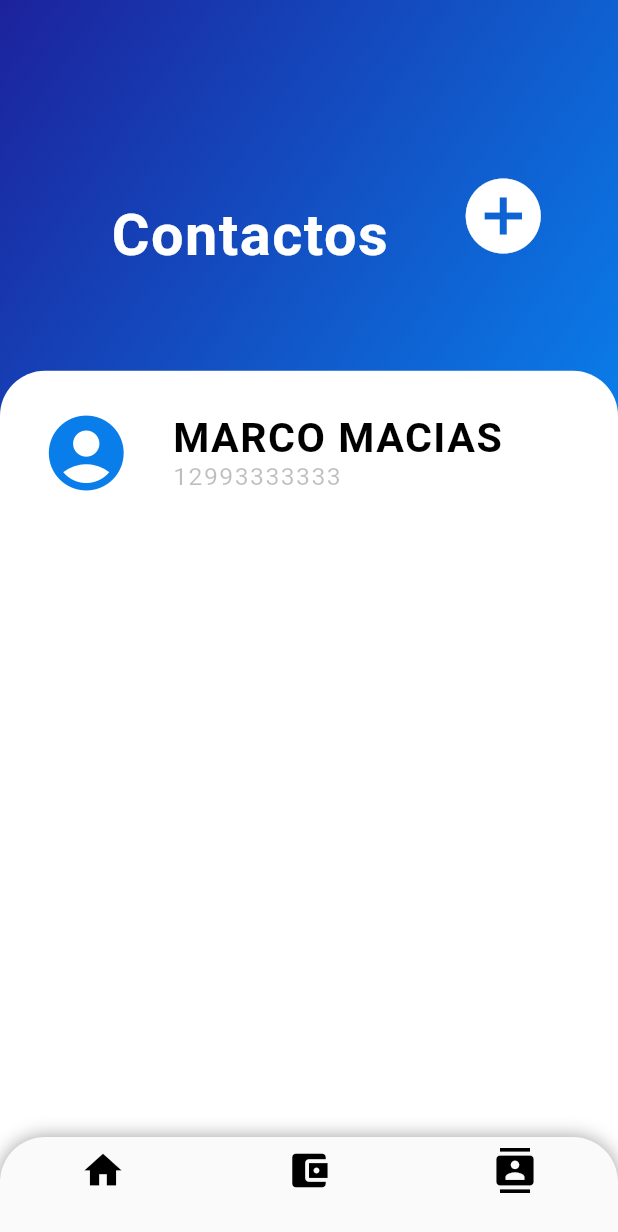
After one commit to marcmacias96/crypto-wallet, a Flutter app: the ContactListPage screen opened by its route, on a phone screen of 412 x 824 dp. The commit adds this screen. Shown: the top 1232 px of the screen. Run offline on Flutter 3.47's test engine with Material 2 defaults, Android fonts, the phone set to English and light mode, and no system bars; our stand-ins replace animated_splash_screen, auto_route, bloc, cloud_firestore, dartz, firebase_auth and 9 more; missing offline and left inert: encrypt, flutter_facebook_auth; accounts and stored records are empty.

Commit message:
Feature contacts ui

```diff
--- /dev/null
+++ b/lib/presentation/pages/contacts/contact_list/contact_list_page.dart
@@ -0,0 +1,30 @@
+import 'package:crypto_wallet/presentation/pages/contacts/contact_list/widgets/add_contacts.dart';
+import 'package:crypto_wallet/presentation/pages/contacts/contact_list/widgets/list_contacts.dart';
+import 'package:crypto_wallet/presentation/pages/contacts/contact_list/widgets/title_contact.dart';
+import 'package:flutter/material.dart';
+import 'package:flutter_screenutil/flutter_screenutil.dart';
+
+import '../../home/widgets/bottom_navigation_bar.dart';
+
+class ContactListPage extends StatelessWidget {
+  const ContactListPage({Key? key}) : super(key: key);
+
+  @override
+  Widget build(BuildContext context) {
+    return Scaffold(
+
+      body: SingleChildScrollView(
+        child: Stack(
+          alignment: Alignment.topLeft,
+          children: [
+            AddContacts(),
+            ListContacts()
+          ],
+        ),
+
+      ),
+      bottomNavigationBar:BottonNavigationBar() ,
+
+    );
+  }
+}
--- /dev/null
+++ b/lib/presentation/pages/contacts/contact_list/widgets/add_contacts.dart
@@ -0,0 +1,31 @@
+import 'package:crypto_wallet/presentation/pages/contacts/contact_list/widgets/title_contact.dart';
+import 'package:flutter/material.dart';
+import 'package:flutter_screenutil/flutter_screenutil.dart';
+
+class AddContacts extends StatelessWidget {
+  const AddContacts({Key? key}) : super(key: key);
+
+  @override
+  Widget build(BuildContext context) {
+    return Container(
+      height: 0.35.sh,
+      width: 3.sw,
+      decoration: BoxDecoration(
+        gradient: LinearGradient(
+            begin: Alignment.topLeft,
+            end: Alignment.bottomRight,
+            colors: [
+              Theme.of(context).primaryColor,
+              Color.fromRGBO(9, 126, 234, 100)]),
+      ),
+      child: Row(
+        mainAxisAlignment: MainAxisAlignment.spaceEvenly,
+        children: [
+          TitleContact(title: 'Contactos'),
+          Icon(Icons.add_circle,color: Colors.white,size: 60)
+        ],
+
+      ),
+    );
+  }
+}
--- /dev/null
+++ b/lib/presentation/pages/contacts/contact_list/widgets/description_contact.dart
@@ -0,0 +1,43 @@
+import 'package:flutter/material.dart';
+import 'package:flutter_screenutil/flutter_screenutil.dart';
+
+class DescriptionContact extends StatelessWidget {
+  final String name;
+  final String address;
+  const DescriptionContact({
+    Key? key,
+    required this.name,
+    required this.address
+
+  }) : super(key: key);
+
+  @override
+  Widget build(BuildContext context) {
+    return Container(
+      alignment: Alignment.center,
+      child: Column(
+        crossAxisAlignment: CrossAxisAlignment.start,
+        children: [
+          Text(
+            name,
+            textAlign: TextAlign.left,
+            style: Theme.of(context).textTheme.headline4!.copyWith(
+                color: Colors.black,
+                fontWeight: FontWeight.bold,
+                fontSize: 50.sp
+            ),
+          ),
+          Text(
+            address,
+            textAlign: TextAlign.left,
+            style: Theme.of(context).textTheme.headline4!.copyWith(
+                color: Colors.black26,
+                fontWeight: FontWeight.normal,
+                fontSize: 30.sp
+            ),
+          ),
+        ],
+      ),
+    );
+  }
+}
--- /dev/null
+++ b/lib/presentation/pages/contacts/contact_list/widgets/list_contacts.dart
@@ -0,0 +1,41 @@
+import 'package:crypto_wallet/presentation/pages/contacts/contact_list/widgets/description_contact.dart';
+import 'package:flutter/material.dart';
+import 'package:flutter_screenutil/flutter_screenutil.dart';
+
+class ListContacts extends StatelessWidget {
+  const ListContacts({Key? key}) : super(key: key);
+
+  @override
+  Widget build(BuildContext context) {
+    return Container(
+      decoration: BoxDecoration(
+        color: Colors.white,
+        borderRadius: BorderRadius.only(
+            topLeft: Radius.circular(30), topRight: Radius.circular(30)),
+      ),
+      margin: EdgeInsets.only(
+        top: 0.30.sh,
+      ),
+      child: Container(
+        margin:EdgeInsets.only(
+        top: 0.03.sh,
+        left: 50.w,
+        ),
+        child: Column(
+
+            crossAxisAlignment: CrossAxisAlignment.start,
+            children: [
+              Row(
+                children: [
+                  Icon(Icons.account_circle,color:Color.fromRGBO(9, 126, 234, 100),size: 60,),
+                  SizedBox(width: 50.w),
+                  DescriptionContact(address: '12993333333', name: 'MARCO MACIAS',),
+                ],
+              ),
+
+            ]
+        ),
+      ),
+    );
+  }
+}
--- /dev/null
+++ b/lib/presentation/pages/contacts/contact_list/widgets/title_contact.dart
@@ -0,0 +1,26 @@
+import 'package:flutter/material.dart';
+import 'package:flutter_screenutil/flutter_screenutil.dart';
+
+class TitleContact extends StatelessWidget {
+  final String title;
+  const TitleContact({Key? key,required this.title}) : super(key: key);
+
+  @override
+  Widget build(BuildContext context) {
+    return Container(
+      margin: EdgeInsets.only(
+        top: 40.h,
+        left:50.w,
+      ),
+      child: Text(
+        title,
+        textAlign:  TextAlign.center,
+        style: Theme.of(context).textTheme.headline4!.copyWith(
+            color: Colors.white,
+            fontWeight: FontWeight.bold,
+            fontSize: 70.sp
+        ),
+      ),
+    );
+  }
+}
--- /dev/null
+++ b/lib/presentation/pages/home/widgets/bottom_navigation_bar.dart
@@ -0,0 +1,53 @@
+import 'package:flutter/material.dart';
+
+class BottonNavigationBar extends StatelessWidget {
+  const BottonNavigationBar({Key? key}) : super(key: key);
+
+  @override
+  Widget build(BuildContext context) {
+    return Container(
+      decoration: BoxDecoration(
+        borderRadius: BorderRadius.only(
+            topRight: Radius.circular(30), topLeft: Radius.circular(30)),
+        boxShadow: [
+          BoxShadow(color: Colors.black38, spreadRadius: 0, blurRadius: 10),
+        ],
+      ),
+      child: ClipRRect(
+          borderRadius: BorderRadius.only(
+            topLeft: Radius.circular(30.0),
+            topRight: Radius.circular(30.0),
+          ),
+          child: BottomNavigationBar(
+            items: [
+              BottomNavigationBarItem(
+                  icon: Icon(Icons.home),
+                  title: Text(
+                    "",
+                    style: TextStyle(fontSize: 0),
+                  )
+              ),
+              BottomNavigationBarItem(
+                  icon: Icon(Icons.account_balance_wallet),
+                  title: Text(
+                    "",
+                    style: TextStyle(fontSize: 0),
+                  )
+              ),
+              BottomNavigationBarItem(
+                  icon: Icon(Icons.contacts),
+                  title: Text(
+                    "",
+                    style: TextStyle(fontSize: 0),
+                  )
+              ),
+            ],
+            selectedItemColor: Colors.black,
+            unselectedItemColor: Colors.black,
+            iconSize: 30,
+
+          )
+      ),
+    );
+  }
+}
--- a/lib/presentation/pages/splash/splash.dart
+++ b/lib/presentation/pages/splash/splash.dart
@@ -1,4 +1,5 @@
 import 'package:auto_route/auto_route.dart';
+import 'package:crypto_wallet/presentation/pages/welcome/welcome1_page.dart';
 import 'package:flutter/material.dart';
 import 'package:flutter_bloc/flutter_bloc.dart';
 import 'package:flutter_screenutil/flutter_screenutil.dart';
@@ -22,7 +23,7 @@ class SplashPage extends StatelessWidget {
               HomeRoute(), predicate: (e) => true,
             ),
             withOutWallet: (_) => context.router.pushAndPopUntil(
-              WalletFormRoute(), predicate: (e) => true,
+              ContactListRoute(), predicate: (e) => true,
             ),
             modeFailure: (_) {  },
 
--- a/lib/presentation/routes/router.dart
+++ b/lib/presentation/routes/router.dart
@@ -2,6 +2,8 @@ import 'package:auto_route/annotations.dart';
 
 import '../pages/auth/sign_in/sign_in_page.dart';
 import '../pages/auth/sign_up/sign_up_page.dart';
+import '../pages/contacts/contact_create/contact_create_page.dart';
+import '../pages/contacts/contact_list/contact_list_page.dart';
 import '../pages/home/home_page.dart';
 import '../pages/splash/splash.dart';
 import '../pages/wallet/wallet_form/wallet_form_page.dart';
@@ -17,6 +19,8 @@ import '../pages/welcome/welcome2_page.dart';
   MaterialRoute(page: Welcome1Page,fullscreenDialog: true),
   MaterialRoute(page: Welcome2Page,fullscreenDialog: true),
   MaterialRoute(page: WalletFormPage,fullscreenDialog: true),
+  MaterialRoute(page: ContactCreatePage,fullscreenDialog: true),
+  MaterialRoute(page: ContactListPage,fullscreenDialog: true),
 ])
 
 class $AppRouter {}
```
Also changed, not shown: lib/presentation/pages/contacts/contact_create/contact_create_page.dart (added, +20 -0 lines), lib/presentation/pages/contacts/contact_create/widgets/body_contact_create.dart (added, +33 -0 lines), lib/presentation/pages/contacts/contact_create/widgets/contact_create_form.dart (added, +51 -0 lines), lib/presentation/pages/home/home_page.dart (+8 -120 lines), lib/presentation/pages/home/widgets/cryptocurrency.dart (added, +83 -0 lines), lib/presentation/routes/router.gr.dart.
